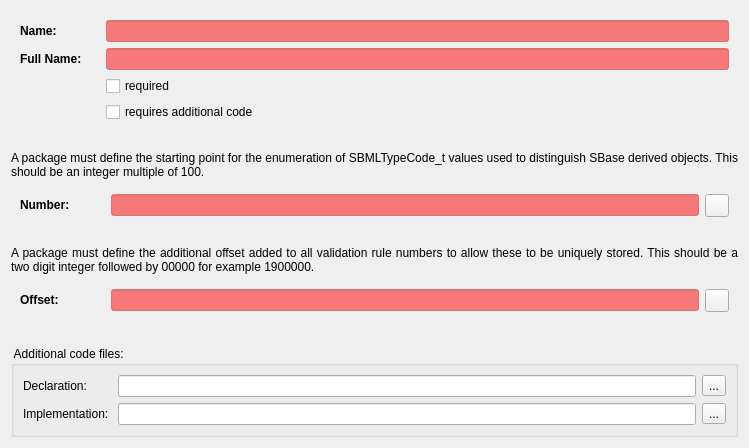
sbmlteam/QtDeviser, file ui/formdeviserpackage.ui: the form before one commit.
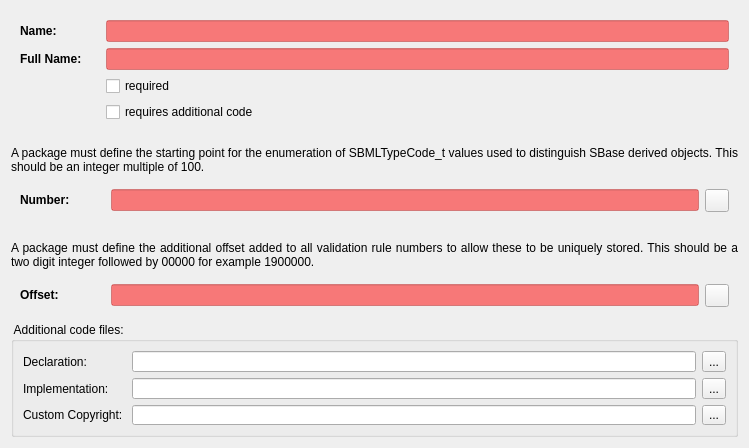
The form after the commit. Icons and pictures are not drawn.

Commit message: - add support for editing custom library / language features

What changed in the file:
```diff
--- a/ui/formdeviserpackage.ui
+++ b/ui/formdeviserpackage.ui
@@ -255,6 +255,31 @@
         </item>
        </layout>
       </item>
+      <item row="2" column="0">
+       <widget class="QLabel" name="label_6">
+        <property name="text">
+         <string>Custom Copyright: </string>
+        </property>
+       </widget>
+      </item>
+      <item row="2" column="1">
+       <layout class="QHBoxLayout" name="horizontalLayout_21">
+        <item>
+         <widget class="QLineEdit" name="txtCopyright">
+          <property name="toolTip">
+           <string>&lt;html&gt;&lt;head/&gt;&lt;body&gt;&lt;p&gt;The location of an optionall &lt;span style=&quot; font-weight:600;&quot;&gt;custom copyright&lt;/span&gt; file that should be included within the generated code.&lt;/p&gt;&lt;/body&gt;&lt;/html&gt;</string>
+          </property>
+         </widget>
+        </item>
+        <item>
+         <widget class="QToolButton" name="cmdBrowseCopyright">
+          <property name="text">
+           <string>...</string>
+          </property>
+         </widget>
+        </item>
+       </layout>
+      </item>
      </layout>
     </widget>
    </item>
```
Left out of the diff: 34 changed lines with no effect on the pictures. The commit also changes 24 other files.
